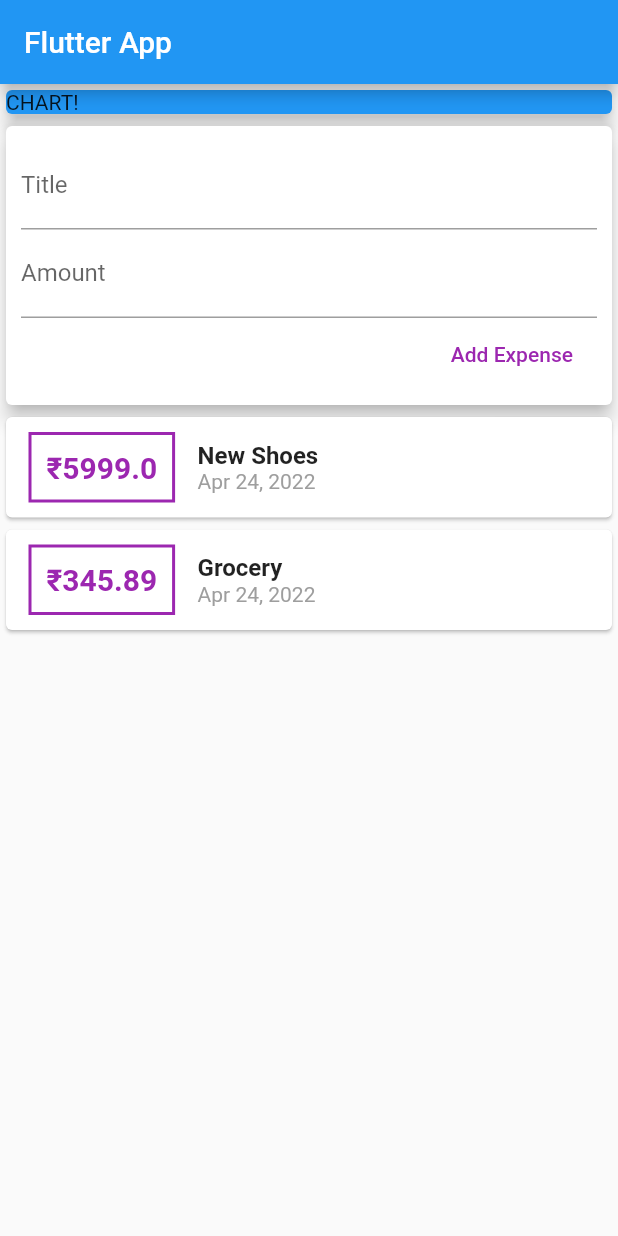
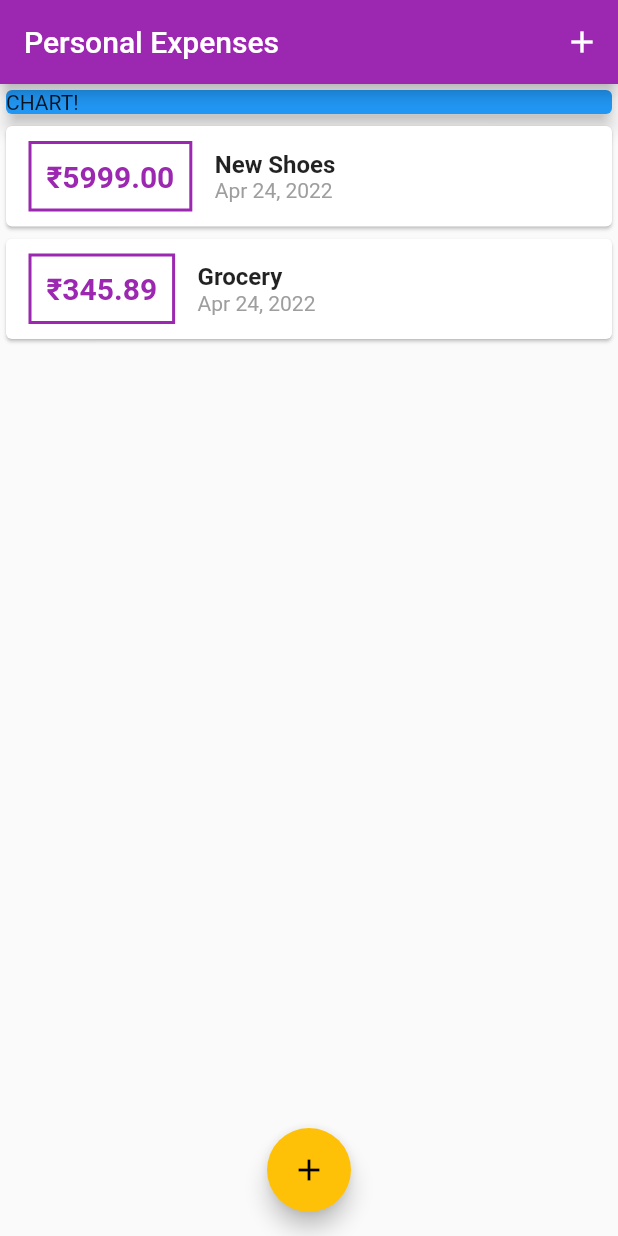
Before and after one commit to gemini30/FlutterExpenseTracker, a Flutter app: the screen it shows after launch, on a phone screen of 412 x 824 dp. Run offline on Flutter 3.47's test engine with Material 2 defaults, Android fonts, the phone set to English and light mode, and no system bars.

Commit message:
Added Modal for expense addition Improved UI and Styling of app

```diff
--- a/lib/main.dart
+++ b/lib/main.dart
@@ -1,7 +1,9 @@
 // ignore_for_file: prefer_const_constructors
 // ignore_for_file: prefer_const_literals_to_create_immutables
 import 'package:flutter/material.dart';
-import './widgets/user_transaction.dart';
+import 'package:my_expense_tracker/widgets/new_transaction.dart';
+import './widgets/transaction_list.dart';
+import './models/transaction.dart';
 
 void main() => runApp(MyApp());
 
@@ -9,23 +11,72 @@ class MyApp extends StatelessWidget {
   @override
   Widget build(BuildContext context) {
     return MaterialApp(
-      title: 'Flutter App',
+      title: 'Personal Expenses',
+      theme: ThemeData(primarySwatch: Colors.purple, accentColor: Colors.amber),
       home: MyHomePage(),
     );
   }
 }
 
-class MyHomePage extends StatelessWidget {
+class MyHomePage extends StatefulWidget {
+  @override
+  State<MyHomePage> createState() => _MyHomePageState();
+}
+
+class _MyHomePageState extends State<MyHomePage> {
   // String titleInput;
-  // String amountInput;
+
+  final List<Transaction> _userTransactions = [
+    Transaction(
+      id: 't1',
+      title: 'New Shoes',
+      amount: 5999.00,
+      date: DateTime.now(),
+    ),
+    Transaction(
+      id: 't2',
+      title: 'Grocery',
+      amount: 345.89,
+      date: DateTime.now(),
+    )
+  ];
+
+  void _addNewTransaction(String txTitle, double txAmount) {
+    final newTx = Transaction(
+      id: DateTime.now().toString(),
+      title: txTitle,
+      amount: txAmount,
+      date: DateTime.now(),
+    );
+
+    setState(() {
+      _userTransactions.add(newTx);
+    });
+  }
+
+  void _startAddNewTransaction(BuildContext ctx) {
+    showModalBottomSheet(
+      context: ctx,
+      builder: (_) {
+        return NewTransaction(_addNewTransaction);
+      },
+    );
+  }
 
   @override
   Widget build(BuildContext context) {
     return Scaffold(
       appBar: AppBar(
-        title: Text('Flutter App'),
+        title: Text('Personal Expenses'),
+        actions: [
+          IconButton(
+            onPressed: () => _startAddNewTransaction(context),
+            icon: Icon(Icons.add),
+          )
+        ],
       ),
-      body: Column(
+      body: SingleChildScrollView(
+        child: Column(
           crossAxisAlignment: CrossAxisAlignment.stretch,
           children: [
             Container(
@@ -36,8 +87,14 @@ class MyHomePage extends StatelessWidget {
                 color: Colors.blue,
               ),
             ),
-          UserTransactions(),
+            TransactionList(_userTransactions),
           ],
+        ),
+      ),
+      floatingActionButtonLocation: FloatingActionButtonLocation.centerFloat,
+      floatingActionButton: FloatingActionButton(
+        child: Icon(Icons.add),
+        onPressed: () => _startAddNewTransaction(context),
       ),
     );
   }
--- a/lib/widgets/transaction_list.dart
+++ b/lib/widgets/transaction_list.dart
@@ -10,8 +10,10 @@ class TransactionList extends StatelessWidget {
   TransactionList(this.transactions);
   @override
   Widget build(BuildContext context) {
-    return Column(
-      children: transactions.map((tx) {
+    return Container(
+      height: 300,
+      child: ListView.builder(
+        itemBuilder: (ctx, index) {
           return Card(
             child: Row(
               children: [
@@ -20,29 +22,29 @@ class TransactionList extends StatelessWidget {
                   margin: EdgeInsets.symmetric(vertical: 10, horizontal: 15),
                   decoration: BoxDecoration(
                       border: Border.all(
-                  color: Colors.purple,
+                    color: Theme.of(context).primaryColor,
                     width: 2,
                   )),
                   child: Text(
-                  '\u{20B9}${tx.amount}',
+                    '\u{20B9}${transactions[index].amount.toStringAsFixed(2)}',
                     style: TextStyle(
                         fontWeight: FontWeight.bold,
                         fontSize: 20,
-                      color: Colors.purple),
+                        color: Theme.of(context).primaryColor),
                   ),
                 ),
                 Column(
                   crossAxisAlignment: CrossAxisAlignment.start,
                   children: [
                     Text(
-                    tx.title,
+                      transactions[index].title,
                       style: TextStyle(
                         fontWeight: FontWeight.bold,
                         fontSize: 16,
                       ),
                     ),
                     Text(
-                    DateFormat.yMMMd().format(tx.date),
+                      DateFormat.yMMMd().format(transactions[index].date),
                       style: TextStyle(color: Colors.grey),
                     ),
                   ],
@@ -50,7 +52,9 @@ class TransactionList extends StatelessWidget {
               ],
             ),
           );
-      }).toList(),
+        },
+        itemCount: transactions.length,
+      ),
     );
   }
 }
--- a/lib/widgets/user_transaction.dart
+++ /dev/null
@@ -1,51 +0,0 @@
-// ignore_for_file: prefer_const_constructors
-// ignore_for_file: prefer_const_literals_to_create_immutables
-import 'package:flutter/material.dart';
-import './new_transaction.dart';
-import './transaction_list.dart';
-import '../models/transaction.dart';
-
-class UserTransactions extends StatefulWidget {
-  @override
-  State<UserTransactions> createState() => _UserTransactionsState();
-}
-
-class _UserTransactionsState extends State<UserTransactions> {
-  final List<Transaction> _userTransactions = [
-    Transaction(
-      id: 't1',
-      title: 'New Shoes',
-      amount: 5999.00,
-      date: DateTime.now(),
-    ),
-    Transaction(
-      id: 't2',
-      title: 'Grocery',
-      amount: 345.89,
-      date: DateTime.now(),
-    )
-  ];
-
-  void _addNewTransaction(String txTitle, double txAmount) {
-    final newTx = Transaction(
-      id: DateTime.now().toString(),
-      title: txTitle,
-      amount: txAmount,
-      date: DateTime.now(),
-    );
-
-    setState(() {
-      _userTransactions.add(newTx);
-    });
-  }
-
-  @override
-  Widget build(BuildContext context) {
-    return Column(
-      children: [
-        NewTransaction(_addNewTransaction),
-        TransactionList(_userTransactions),
-      ],
-    );
-  }
-}
```
Also changed, not shown: lib/widgets/new_transaction.dart (+25 -5 lines). Lines whose indentation alone changed are shown as unchanged.
